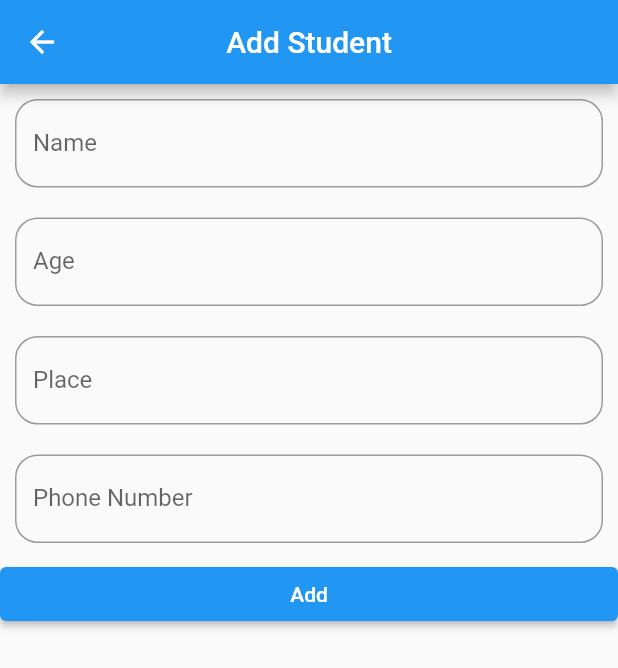
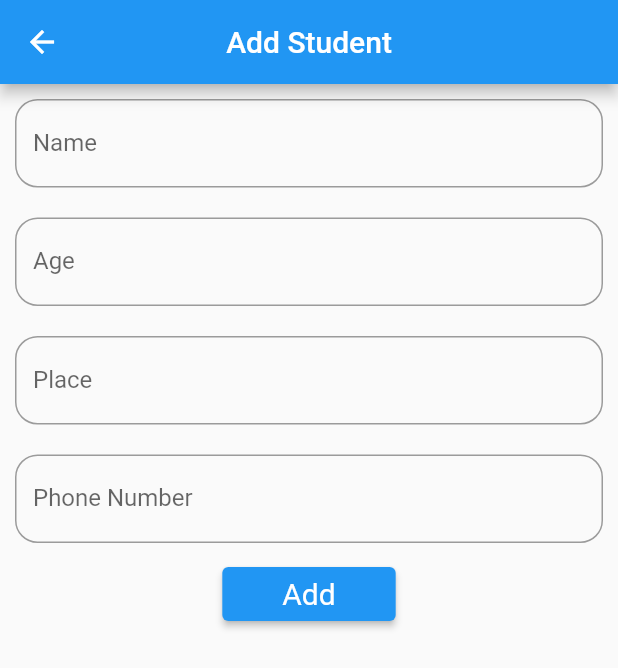
Before and after one commit to Ameen-Aboobacker/Student-Record, a Flutter app: the InputStudent screen opened directly, on a phone screen of 412 x 824 dp. Shown: the top 668 px of the screen. Run offline on Flutter 3.47's test engine with Material 2 defaults, Android fonts, the phone set to English and light mode, and no system bars; our stand-ins replace hive, hive_flutter; accounts and stored records are empty.

Commit message:
code updated button

```diff
--- a/lib/screens/screen_update.dart
+++ b/lib/screens/screen_update.dart
@@ -82,7 +82,9 @@ class InputStudent extends StatelessWidget {
               keyType: TextInputType.number,
               isContact: true,
             ),
-            ElevatedButton(
+            Center(
+              child: ElevatedButton(
+                 style:ElevatedButton.styleFrom(textStyle: const TextStyle(fontSize: 20),padding:const EdgeInsets.fromLTRB(40,0,40,0),),
                 onPressed: () {
                   if (formValidateKey.currentState!.validate()) {
                     final student = StudentModel(
@@ -112,6 +114,7 @@ class InputStudent extends StatelessWidget {
                 },
                 child: Text(action),
               ),
+            ),
           ],
         ),
       ),
```
Also changed, not shown: lib/widgets/delete_button.dart (+4 -3 lines). Lines whose indentation alone changed are shown as unchanged.
